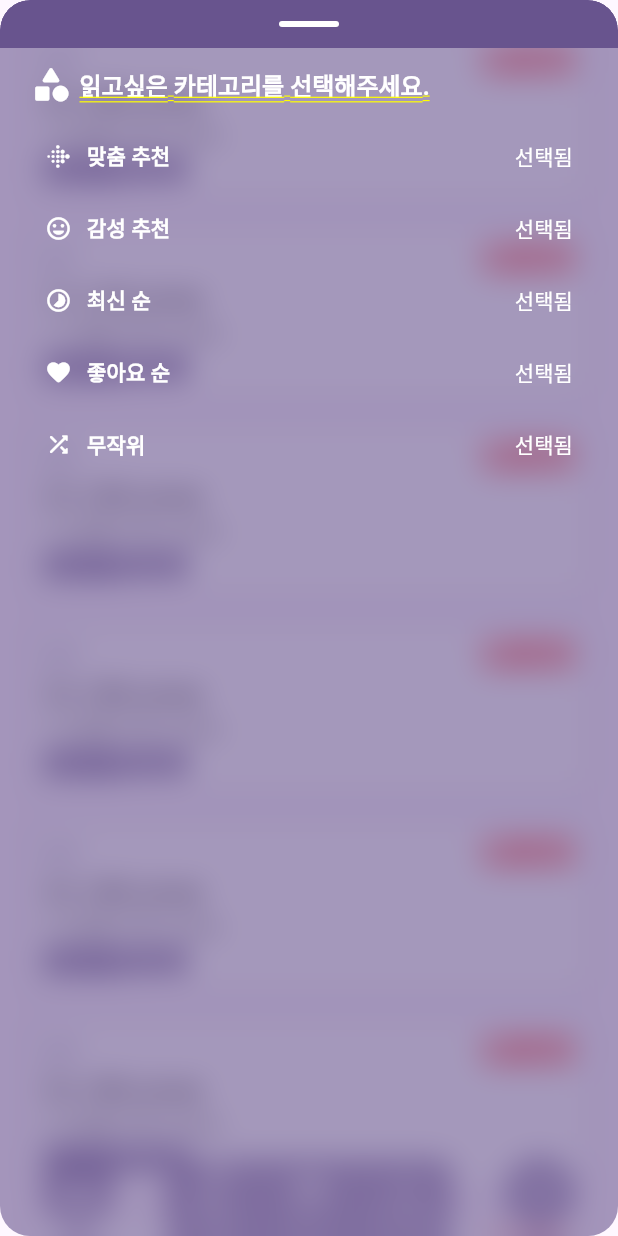
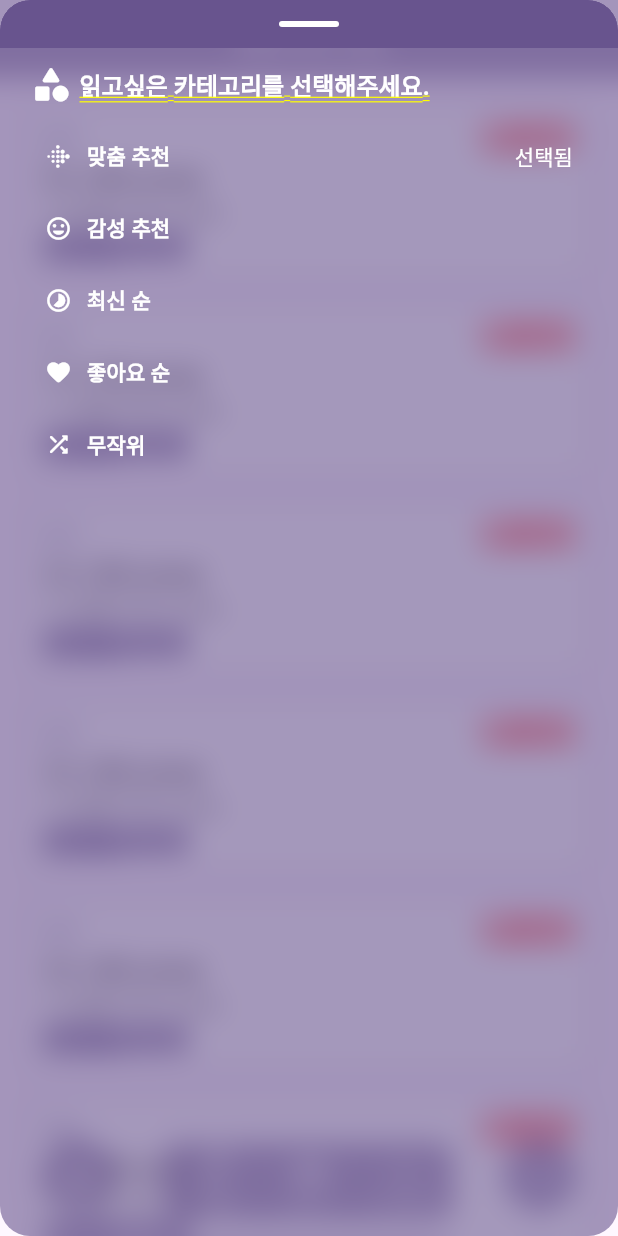
Before and after one commit to DU-E/unknown-note-flutter, a Flutter app: the screen it shows after launch, on a phone screen of 412 x 824 dp. Run offline on Flutter 3.47's test engine with Material 3 defaults, Android fonts, the phone set to English and light mode, and no system bars; our stand-ins replace bloc, equatable, flutter_bloc, font_awesome_flutter, go_router, google_fonts; missing offline and left inert: flutter_sliding_up_panel.

Commit message:
change screen folder path

```diff
--- a/lib/pages/home/home_page.dart
+++ b/lib/pages/home/home_page.dart
@@ -1,13 +1,14 @@
 import 'package:flutter/material.dart';
+import 'package:flutter/services.dart';
 import 'package:flutter_bloc/flutter_bloc.dart';
 import 'package:unknown_note_flutter/bloc/home/home_screen_cubit.dart';
 import 'package:unknown_note_flutter/common/widgets/common_slide_up_panel.dart';
 import 'package:unknown_note_flutter/constants/sizes.dart';
 import 'package:unknown_note_flutter/enums/enum_home_screen.dart';
-import 'package:unknown_note_flutter/screens/diary/diary_screen.dart';
-import 'package:unknown_note_flutter/screens/essay/essay_screen.dart';
-import 'package:unknown_note_flutter/screens/essay/widgets/essay_slide_widget.dart';
-import 'package:unknown_note_flutter/screens/myinfo/myinfo_screen.dart';
+import 'package:unknown_note_flutter/pages/home/screens/diary/diary_screen.dart';
+import 'package:unknown_note_flutter/pages/home/screens/essay/essay_screen.dart';
+import 'package:unknown_note_flutter/pages/home/screens/essay/widgets/essay_slide_widget.dart';
+import 'package:unknown_note_flutter/pages/home/screens/myinfo/myinfo_screen.dart';
 import 'package:unknown_note_flutter/pages/home/widgets/home_navigaton_bar.dart';
 
 class HomePage extends StatefulWidget {
@@ -48,6 +49,14 @@ class _HomePageState extends State<HomePage> with TickerProviderStateMixin {
           alignment: Alignment.bottomCenter,
           children: [
             Scaffold(
+              appBar: PreferredSize(
+                preferredSize: const Size.fromHeight(0),
+                child: AppBar(
+                  systemOverlayStyle: SystemUiOverlayStyle.light,
+                  backgroundColor:
+                      Theme.of(context).primaryColor.withOpacity(0.6),
+                ),
+              ),
               body: SafeArea(
                 top: true,
                 bottom: false,
@@ -66,7 +75,7 @@ class _HomePageState extends State<HomePage> with TickerProviderStateMixin {
               padding: EdgeInsets.only(
                 left: Sizes.size20,
                 right: Sizes.size20,
-                bottom: MediaQuery.of(context).padding.bottom,
+                bottom: MediaQuery.of(context).padding.bottom + Sizes.size10,
               ),
               child: const HomeNavigationBar(),
             ),
--- /dev/null
+++ b/lib/pages/home/screens/essay/essay_screen.dart
@@ -0,0 +1,103 @@
+import 'package:flutter/material.dart';
+import 'package:flutter_bloc/flutter_bloc.dart';
+import 'package:flutter_sliding_up_panel/sliding_up_panel_widget.dart';
+import 'package:unknown_note_flutter/bloc/essay/essay_list_bloc.dart';
+import 'package:unknown_note_flutter/bloc/essay/essay_list_event.dart';
+import 'package:unknown_note_flutter/bloc/essay/essay_list_state.dart';
+import 'package:unknown_note_flutter/common/widgets/common_icon_button.dart';
+import 'package:unknown_note_flutter/common/widgets/common_loading_widget.dart';
+import 'package:unknown_note_flutter/constants/gaps.dart';
+import 'package:unknown_note_flutter/constants/sizes.dart';
+import 'package:unknown_note_flutter/enums/enum_essay_category.dart';
+import 'package:unknown_note_flutter/pages/home/screens/essay/widgets/essay_appbar.dart';
+import 'package:unknown_note_flutter/pages/home/screens/essay/widgets/essay_listitem_widget.dart';
+
+class EssayScreen extends StatefulWidget {
+  final SlidingUpPanelController slidingController;
+
+  const EssayScreen({
+    super.key,
+    required this.slidingController,
+  });
+
+  @override
+  State<EssayScreen> createState() => _EssayScreenState();
+}
+
+class _EssayScreenState extends State<EssayScreen> {
+  @override
+  void initState() {
+    super.initState();
+
+    final bloc = context.read<EssayListBloc>();
+    if (bloc.state.list.isEmpty) {
+      bloc.add(EssayListChangeCategory(category: EEssayCategory.recomm));
+    }
+  }
+
+  void _loadMore() {
+    context.read<EssayListBloc>().add(EssayListLoadMore());
+  }
+
+  void _onTapCategory() {
+    widget.slidingController.collapse();
+  }
+
+  void _onTapAdd() {
+    print('add tap');
+  }
+
+  @override
+  Widget build(BuildContext context) {
+    return Stack(
+      alignment: Alignment.topCenter,
+      children: [
+        BlocBuilder<EssayListBloc, EssayListState>(
+          builder: (context, state) => ListView.separated(
+            padding: EdgeInsets.only(
+              bottom: Sizes.size96 + MediaQuery.of(context).padding.bottom,
+              top: Sizes.size72,
+              left: Sizes.size20,
+              right: Sizes.size20,
+            ),
+            itemBuilder: (context, index) {
+              if (index < state.list.length) {
+                return EssayListItemWidget(
+                  essay: state.list[index],
+                );
+              } else {
+                return CommonLoadingWidget(whenBuild: _loadMore);
+              }
+            },
+            separatorBuilder: (context, index) => Gaps.v20,
+            itemCount: state.list.length + 1,
+          ),
+        ),
+        const EssayAppBar(),
+        Align(
+          alignment: Alignment.bottomCenter,
+          child: Padding(
+            padding: EdgeInsets.only(
+              left: Sizes.size28,
+              right: Sizes.size28,
+              bottom: MediaQuery.of(context).padding.bottom + Sizes.size16,
+            ),
+            child: Row(
+              mainAxisAlignment: MainAxisAlignment.spaceBetween,
+              children: [
+                CommonIconButton(
+                  icon: Icons.category_rounded,
+                  onTap: _onTapCategory,
+                ),
+                CommonIconButton(
+                  icon: Icons.add_rounded,
+                  onTap: _onTapAdd,
+                ),
+              ],
+            ),
+          ),
+        ),
+      ],
+    );
+  }
+}
--- /dev/null
+++ b/lib/pages/home/screens/essay/widgets/essay_appbar.dart
@@ -0,0 +1,35 @@
+import 'dart:ui';
+import 'package:flutter/material.dart';
+import 'package:flutter_bloc/flutter_bloc.dart';
+import 'package:unknown_note_flutter/bloc/essay/essay_list_bloc.dart';
+import 'package:unknown_note_flutter/bloc/essay/essay_list_state.dart';
+import 'package:unknown_note_flutter/common/widgets/app_font.dart';
+import 'package:unknown_note_flutter/constants/sizes.dart';
+
+class EssayAppBar extends StatelessWidget {
+  const EssayAppBar({super.key});
+
+  @override
+  Widget build(BuildContext context) {
+    return ClipRRect(
+      child: BackdropFilter(
+        filter: ImageFilter.blur(sigmaX: 10, sigmaY: 10),
+        child: Container(
+          width: double.infinity,
+          height: Sizes.size52,
+          color: Theme.of(context).primaryColor.withOpacity(0.6),
+          child: BlocBuilder<EssayListBloc, EssayListState>(
+            builder: (context, state) => Center(
+              child: AppFont(
+                '${state.category.title} 수필',
+                color: Colors.white,
+                size: Sizes.size16,
+                weight: FontWeight.w700,
+              ),
+            ),
+          ),
+        ),
+      ),
+    );
+  }
+}
--- /dev/null
+++ b/lib/pages/home/screens/essay/widgets/essay_category_button.dart
@@ -0,0 +1,66 @@
+import 'package:flutter/material.dart';
+import 'package:flutter_bloc/flutter_bloc.dart';
+import 'package:unknown_note_flutter/bloc/essay/essay_list_bloc.dart';
+import 'package:unknown_note_flutter/bloc/essay/essay_list_event.dart';
+import 'package:unknown_note_flutter/bloc/essay/essay_list_state.dart';
+import 'package:unknown_note_flutter/common/widgets/app_font.dart';
+import 'package:unknown_note_flutter/constants/gaps.dart';
+import 'package:unknown_note_flutter/constants/sizes.dart';
+import 'package:unknown_note_flutter/enums/enum_essay_category.dart';
+
+class EssayCategoryButton extends StatelessWidget {
+  final EEssayCategory category;
+
+  const EssayCategoryButton({
+    super.key,
+    required this.category,
+  });
+
+  @override
+  Widget build(BuildContext context) {
+    return BlocBuilder<EssayListBloc, EssayListState>(
+      builder: (context, state) => ElevatedButton(
+        onPressed: () {
+          if (state.category != category) {
+            context.read<EssayListBloc>().add(EssayListChangeCategory(
+                  category: category,
+                ));
+          }
+        },
+        style: ElevatedButton.styleFrom(
+          padding: const EdgeInsets.symmetric(
+            vertical: Sizes.size3,
+          ),
+          backgroundColor: Colors.transparent,
+          shadowColor: Colors.transparent,
+          surfaceTintColor: Colors.transparent,
+          foregroundColor: Colors.white,
+          shape: RoundedRectangleBorder(
+            borderRadius: BorderRadius.circular(
+              Sizes.size5,
+            ),
+          ),
+        ),
+        child: Padding(
+          padding: const EdgeInsets.symmetric(horizontal: Sizes.size10),
+          child: Row(
+            mainAxisAlignment: MainAxisAlignment.spaceBetween,
+            children: [
+              Row(
+                children: [
+                  Icon(category.icon),
+                  Gaps.h10,
+                  AppFont(
+                    category.title,
+                    weight: FontWeight.w700,
+                  ),
+                ],
+              ),
+              if (state.category == category) const AppFont('선택됨'),
+            ],
+          ),
+        ),
+      ),
+    );
+  }
+}
--- a/lib/screens/essay/widgets/essay_listitem_widget.dart
+++ b/lib/pages/home/screens/essay/widgets/essay_listitem_widget.dart
@@ -3,7 +3,7 @@ import 'package:unknown_note_flutter/common/widgets/app_font.dart';
 import 'package:unknown_note_flutter/constants/gaps.dart';
 import 'package:unknown_note_flutter/constants/sizes.dart';
 import 'package:unknown_note_flutter/models/essay/essay_model.dart';
-import 'package:unknown_note_flutter/screens/essay/widgets/essay_tag_widget.dart';
+import 'package:unknown_note_flutter/pages/home/screens/essay/widgets/essay_tag_widget.dart';
 
 class EssayListItemWidget extends StatelessWidget {
   final EssayModel essay;
--- a/lib/screens/essay/widgets/essay_slide_widget.dart
+++ b/lib/pages/home/screens/essay/widgets/essay_slide_widget.dart
@@ -3,7 +3,7 @@ import 'package:unknown_note_flutter/common/widgets/app_font.dart';
 import 'package:unknown_note_flutter/constants/gaps.dart';
 import 'package:unknown_note_flutter/constants/sizes.dart';
 import 'package:unknown_note_flutter/enums/enum_essay_category.dart';
-import 'package:unknown_note_flutter/screens/essay/widgets/essay_category_button.dart';
+import 'package:unknown_note_flutter/pages/home/screens/essay/widgets/essay_category_button.dart';
 
 class EssaySlideWidget extends StatelessWidget {
   const EssaySlideWidget({super.key});
--- a/lib/screens/essay/essay_screen.dart
+++ /dev/null
@@ -1,100 +0,0 @@
-import 'package:flutter/material.dart';
-import 'package:flutter_bloc/flutter_bloc.dart';
-import 'package:flutter_sliding_up_panel/sliding_up_panel_widget.dart';
-import 'package:unknown_note_flutter/bloc/essay/essay_list_bloc.dart';
-import 'package:unknown_note_flutter/bloc/essay/essay_list_event.dart';
-import 'package:unknown_note_flutter/bloc/essay/essay_list_state.dart';
-import 'package:unknown_note_flutter/common/widgets/common_icon_button.dart';
-import 'package:unknown_note_flutter/common/widgets/common_loading_widget.dart';
-import 'package:unknown_note_flutter/constants/gaps.dart';
-import 'package:unknown_note_flutter/constants/sizes.dart';
-import 'package:unknown_note_flutter/enums/enum_essay_category.dart';
-import 'package:unknown_note_flutter/screens/essay/widgets/essay_listitem_widget.dart';
-
-class EssayScreen extends StatefulWidget {
-  final SlidingUpPanelController slidingController;
-
-  const EssayScreen({
-    super.key,
-    required this.slidingController,
-  });
-
-  @override
-  State<EssayScreen> createState() => _EssayScreenState();
-}
-
-class _EssayScreenState extends State<EssayScreen> {
-  @override
-  void initState() {
-    super.initState();
-
-    final bloc = context.read<EssayListBloc>();
-    if (bloc.state.list.isEmpty) {
-      bloc.add(EssayListChangeCategory(category: EEssayCategory.recomm));
-    }
-  }
-
-  void _loadMore() {
-    context.read<EssayListBloc>().add(EssayListLoadMore());
-  }
-
-  void _onTapCategory() {
-    widget.slidingController.collapse();
-  }
-
-  void _onTapAdd() {
-    print('add tap');
-  }
-
-  @override
-  Widget build(BuildContext context) {
-    return Stack(
-      alignment: Alignment.bottomCenter,
-      children: [
-        Scaffold(
-          body: BlocBuilder<EssayListBloc, EssayListState>(
-            builder: (context, state) => ListView.separated(
-              padding: EdgeInsets.only(
-                bottom: Sizes.size96 + MediaQuery.of(context).padding.bottom,
-                top: Sizes.size20,
-                left: Sizes.size20,
-                right: Sizes.size20,
-              ),
-              itemBuilder: (context, index) {
-                if (index < state.list.length) {
-                  return EssayListItemWidget(
-                    essay: state.list[index],
-                  );
-                } else {
-                  return CommonLoadingWidget(whenBuild: _loadMore);
-                }
-              },
-              separatorBuilder: (context, index) => Gaps.v20,
-              itemCount: state.list.length + 1,
-            ),
-          ),
-        ),
-        Padding(
-          padding: EdgeInsets.only(
-            left: Sizes.size28,
-            right: Sizes.size28,
-            bottom: MediaQuery.of(context).padding.bottom + Sizes.size5,
-          ),
-          child: Row(
-            mainAxisAlignment: MainAxisAlignment.spaceBetween,
-            children: [
-              CommonIconButton(
-                icon: Icons.category_rounded,
-                onTap: _onTapCategory,
-              ),
-              CommonIconButton(
-                icon: Icons.add_rounded,
-                onTap: _onTapAdd,
-              ),
-            ],
-          ),
-        ),
-      ],
-    );
-  }
-}
--- a/lib/screens/essay/widgets/essay_category_button.dart
+++ /dev/null
@@ -1,54 +0,0 @@
-import 'package:flutter/material.dart';
-import 'package:unknown_note_flutter/common/widgets/app_font.dart';
-import 'package:unknown_note_flutter/constants/gaps.dart';
-import 'package:unknown_note_flutter/constants/sizes.dart';
-import 'package:unknown_note_flutter/enums/enum_essay_category.dart';
-
-class EssayCategoryButton extends StatelessWidget {
-  final EEssayCategory category;
-
-  const EssayCategoryButton({
-    super.key,
-    required this.category,
-  });
-
-  @override
-  Widget build(BuildContext context) {
-    return ElevatedButton(
-      onPressed: () {},
-      style: ElevatedButton.styleFrom(
-        padding: const EdgeInsets.symmetric(
-          vertical: Sizes.size3,
-        ),
-        backgroundColor: Colors.transparent,
-        shadowColor: Colors.transparent,
-        surfaceTintColor: Colors.transparent,
-        foregroundColor: Colors.white,
-        shape: RoundedRectangleBorder(
-          borderRadius: BorderRadius.circular(
-            Sizes.size5,
-          ),
-        ),
-      ),
-      child: Padding(
-        padding: const EdgeInsets.symmetric(horizontal: Sizes.size10),
-        child: Row(
-          mainAxisAlignment: MainAxisAlignment.spaceBetween,
-          children: [
-            Row(
-              children: [
-                Icon(category.icon),
-                Gaps.h10,
-                AppFont(
-                  category.title,
-                  weight: FontWeight.w700,
-                ),
-              ],
-            ),
-            const AppFont('선택됨'),
-          ],
-        ),
-      ),
-    );
-  }
-}
```
Also changed, not shown: lib/pages/home/screens/diary/diary_screen.dart (renamed from lib/screens/diary/diary_screen.dart), lib/pages/home/screens/essay/widgets/essay_tag_widget.dart (renamed from lib/screens/essay/widgets/essay_tag_widget.dart), lib/pages/home/screens/myinfo/myinfo_screen.dart (renamed from lib/screens/myinfo/myinfo_screen.dart).
